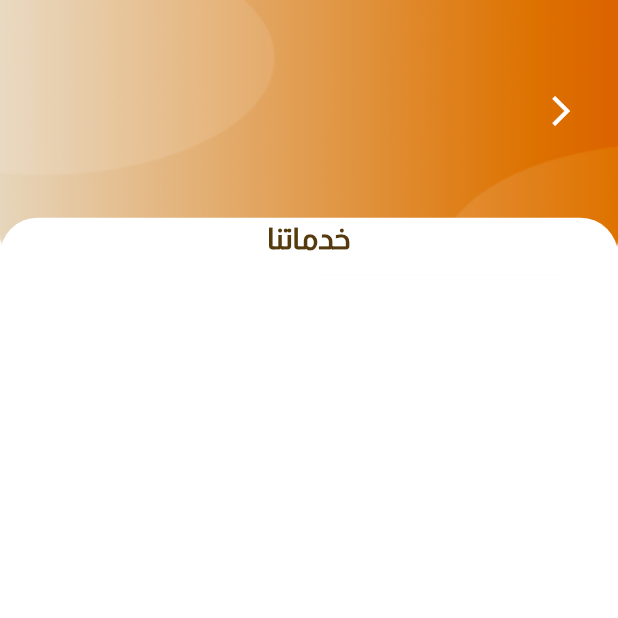
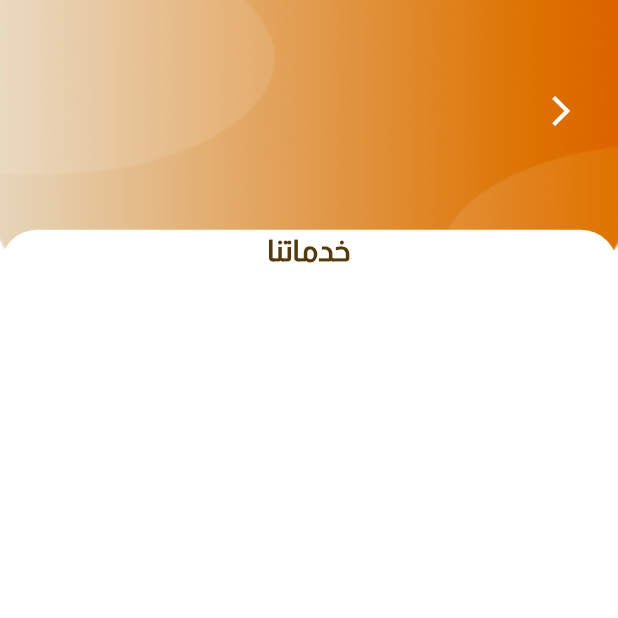
Before and after one commit to yusefHajeb/Al-Kayan-Travel-Application, a Flutter app: the ShowService screen opened by its route, on a phone screen of 412 x 824 dp, the top half of it. Run offline on Flutter 3.47's test engine with Material 3 defaults, Android fonts, the phone set to English and light mode, and no system bars; our stand-ins replace animated_text_kit, cached_network_image, cloud_firestore, connectivity_plus, firebase_core, flutter_staggered_animations and 3 more; accounts and stored records are empty.

Commit message:
remove Unnecessary codes

```diff
--- a/lib/screen/services_screen/sirvece_screen.dart
+++ b/lib/screen/services_screen/sirvece_screen.dart
@@ -3,6 +3,7 @@ import 'package:cloud_firestore/cloud_firestore.dart';
 import 'package:flutter_staggered_animations/flutter_staggered_animations.dart';
 import 'package:flutter/material.dart';
 import 'package:provider/provider.dart';
+import 'package:yah_app/Widget/kayancontent/appbar_contant.dart';
 import 'package:yah_app/Widget/kayancontent/loadingshow_servece.dart';
 
 import 'package:yah_app/screen/Hom%20Screen/home_screen.dart';
@@ -92,58 +93,7 @@ class _Screenkhadmatana extends State<ShowService> {
           body: SingleChildScrollView(
             scrollDirection: Axis.vertical,
             child: Column(children: [
-              Stack(children: <Widget>[
-                Container(
-                  height: size.height / 4.5,
-                  width: double.infinity,
-                  child: Image.asset(
-                    "assest/image/top_image.png",
-                    fit: BoxFit.fill,
-                  ),
-                  decoration: const BoxDecoration(
-                    borderRadius: BorderRadius.only(
-                      bottomLeft: Radius.circular(50),
-                      bottomRight: Radius.circular(50),
-                    ),
-                  ),
-                ),
-                Positioned(
-                  top: 50,
-                  right: 20,
-                  child: IconButton(
-                    onPressed: () {
-                      Navigator.pushReplacement(
-                          context,
-                          MaterialPageRoute(
-                              builder: (_) => const HomeScreen()));
-                    },
-                    icon: const Icon(
-                      Icons.arrow_back_ios,
-                      color: Colors.white,
-                    ),
-                  ),
-                ),
-                Positioned(
-                  left: 0,
-                  right: 0,
-                  bottom: 0,
-                  height: 38,
-                  child: Container(
-                    child: Text(
-                      "خدماتنا",
-                      textAlign: TextAlign.center,
-                      style: header,
-                    ),
-                    decoration: const BoxDecoration(
-                      color: Colors.white,
-                      borderRadius: BorderRadius.only(
-                        topLeft: Radius.circular(25.0),
-                        topRight: Radius.circular(25.0),
-                      ),
-                    ),
-                  ),
-                ),
-              ]),
+              AppBarHeadder(size: size, title: "خدماتنا"),
               SizedBox(
                 height: MediaQuery.of(context).size.height / 1.3,
                 child: Provider.of<ServicesProvider>(context).getLoadinf()
--- a/pubspec.yaml
+++ b/pubspec.yaml
@@ -18,7 +18,7 @@ publish_to: 'none' # Remove this line if you wish to publish to pub.dev
 version: 1.0.0+1
 
 environment:
-  sdk: ">=2.12.0 <4.0.0"
+  sdk: ">=3.0.1 <4.0.0"
 # sdk: ">=2.16.0 <3.0.0"
 # Dependencies specify other packages that your package needs in order to work.
 # To automatically upgrade your package dependencies to the latest versions
```
Also changed, not shown: lib/screen/Hom Screen/home_screen.dart (+45 -91 lines), lib/screen/services_screen/sirvec_page.dart (+72 -20 lines).
